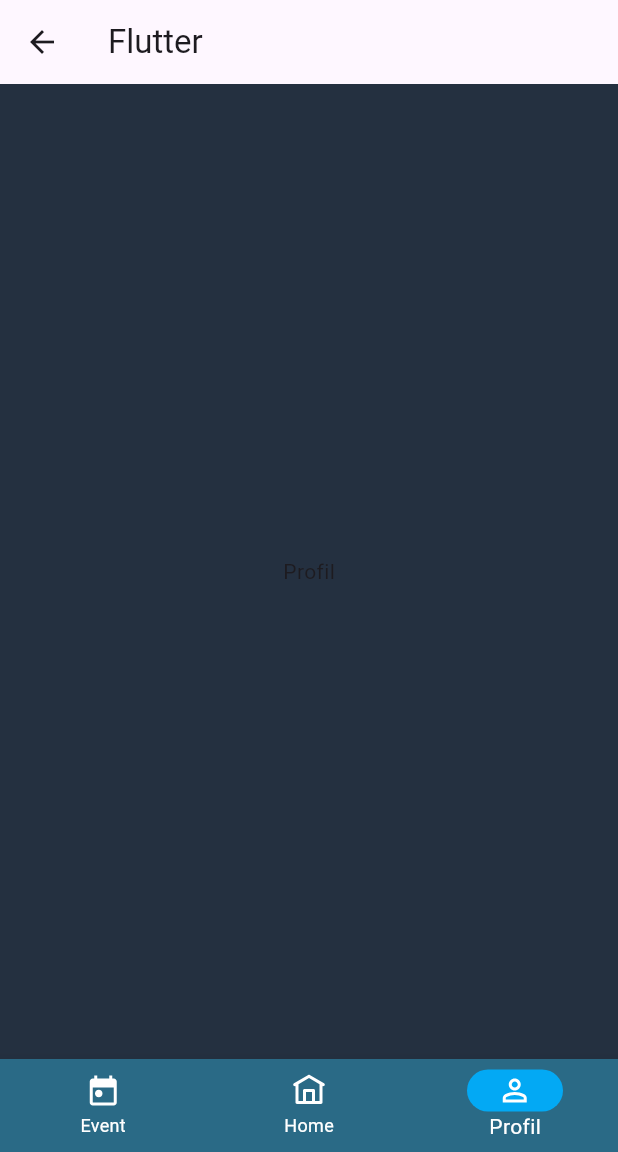
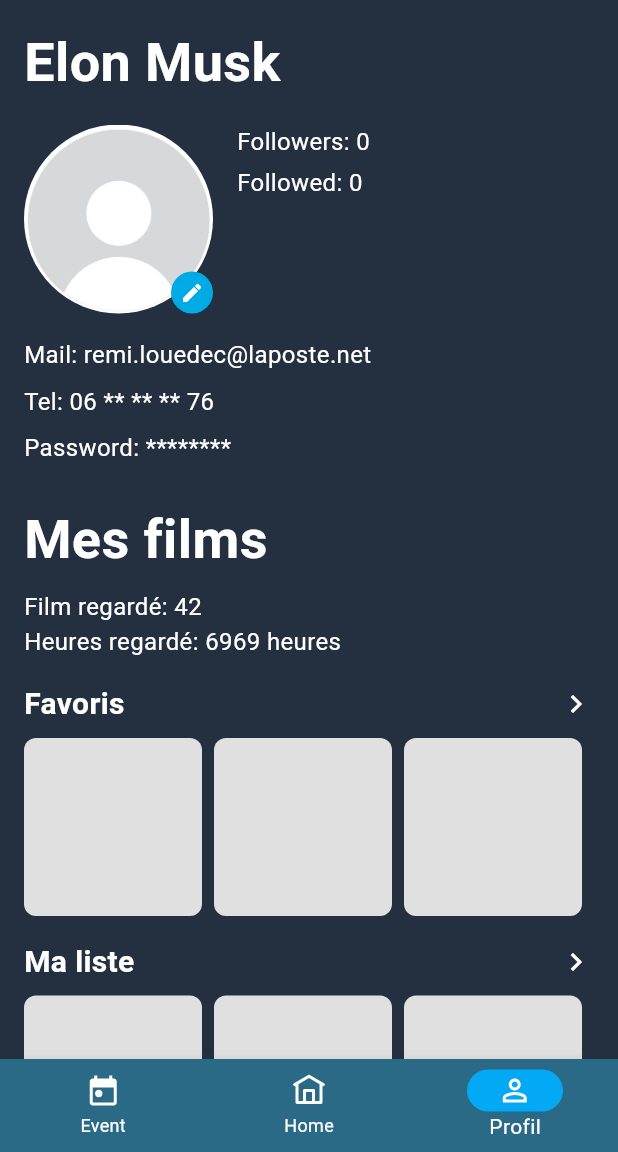
Before and after one commit to Projet-Final-5IRC/ProjetFinal, a Flutter app: the ProfilView screen opened by its route, on a phone screen of 412 x 824 dp, the part 84-1236 px from its top. Run offline on Flutter 3.47's test engine with Material 3 defaults, Android fonts, the phone set to English and light mode, and no system bars; our stand-ins replace auto_route, flutter_riverpod, flutter_svg, riverpod_annotation; generated files the repository leaves out were written again; statements that could not run were skipped.

Commit message:
squelette page profil

```diff
--- a/front-mobile/cinefouine/lib/modules/profil/view.dart
+++ b/front-mobile/cinefouine/lib/modules/profil/view.dart
@@ -10,12 +10,181 @@ class ProfilView extends ConsumerWidget {
   Widget build(BuildContext context, WidgetRef ref) {
     return Scaffold(
       backgroundColor: Color(0xFF243040),
-      appBar: AppBar(
-        title: const Text('Flutter'),
-      ),
-      body: Center(
-        child: Text("Profil")
+      body: SingleChildScrollView(
+        child: Padding(
+          padding: EdgeInsets.all(16.0),
+          child: Column(
+            crossAxisAlignment: CrossAxisAlignment.start,
+            children: [
+              const Text(
+                "Elon Musk",
+                style: TextStyle(
+                  fontSize: 36.0,
+                  fontWeight: FontWeight.bold,
+                  color: Colors.white,
+                ),
+              ),
+              const SizedBox(height: 16),
+              Row(
+                crossAxisAlignment: CrossAxisAlignment.start,
+                children: [
+                  Stack(
+                    children: [
+                      ClipOval(
+                        child: Container(
+                          width: 126.0,
+                          height: 126.0,
+                          child: Image.asset(
+                            'assets/images/default_avatar.jpg',
+                            fit: BoxFit.cover,
+                          ),
+                        ),
+                      ),
+                      Positioned(
+                        bottom: 0,
+                        right: 0,
+                        child: GestureDetector(
+                          onTap: () {
+                            print('Icône cliquée');
+                          },
+                          child: Container(
+                            padding: EdgeInsets.all(6.0),
+                            decoration: BoxDecoration(
+                              color: Color(0xFF00AAE5),
+                              shape: BoxShape.circle,
+                            ),
+                            child: Icon(
+                              Icons.edit,
+                              color: Colors.white,
+                              size: 16.0,
+                            ),
+                          ),
+                        ),
+                      ),
+                    ],
+                  ),
+                  const SizedBox(width: 16),
+                  Column(
+                    crossAxisAlignment: CrossAxisAlignment.start,
+                    children: [
+                      Text(
+                        "Followers: 0",
+                        style: TextStyle(
+                          fontSize: 16.0,
+                          color: Colors.white,
+                        ),
+                      ),
+                      const SizedBox(height: 4),
+                      Text(
+                        "Followed: 0",
+                        style: TextStyle(
+                          fontSize: 16.0,
+                          color: Colors.white,
+                        ),
+                      ),
+                    ],
+                  ),
+                ],
+              ),
+              const SizedBox(height: 16),
+              Text(
+                "Mail: remi.louedec@laposte.net",
+                style: TextStyle(
+                  fontSize: 16.0,
+                  color: Colors.white,
+                ),
+              ),
+              const SizedBox(height: 8),
+              Text(
+                "Tel: 06 ** ** ** 76",
+                style: TextStyle(
+                  fontSize: 16.0,
+                  color: Colors.white,
+                ),
+              ),
+              const SizedBox(height: 8),
+              Text(
+                "Password: ********",
+                style: TextStyle(
+                  fontSize: 16.0,
+                  color: Colors.white,
+                ),
+              ),
+              const SizedBox(height: 24),
+              Text(
+                "Mes films",
+                style: TextStyle(
+                  fontSize: 36.0,
+                  fontWeight: FontWeight.bold,
+                  color: Colors.white,
+                ),
+              ),
+              const SizedBox(height: 8),
+              Text(
+                "Film regardé: 42",
+                style: TextStyle(
+                  fontSize: 16.0,
+                  color: Colors.white,
+                ),
+              ),
+              Text(
+                "Heures regardé: 6969 heures",
+                style: TextStyle(
+                  fontSize: 16.0,
+                  color: Colors.white,
+                ),
+              ),
+              const SizedBox(height: 16),
+              _buildSection("Favoris",
+                  ["Harry Potter", "Stars wars", "Le seigneur des anneaux"]),
+              const SizedBox(height: 16),
+              _buildSection("Ma liste",
+                  ["Le hobbit", "Les tuchs", "Pirates des caraibes"]),
+            ],
+          ),
+        ),
       ),
     );
   }
+
+  Widget _buildSection(String title, List<String> items) {
+    return Column(
+      crossAxisAlignment: CrossAxisAlignment.start,
+      children: [
+        Row(
+          mainAxisAlignment: MainAxisAlignment.spaceBetween,
+          children: [
+            Text(
+              title,
+              style: TextStyle(
+                fontSize: 20.0,
+                fontWeight: FontWeight.bold,
+                color: Colors.white,
+              ),
+            ),
+            Icon(Icons.chevron_right, color: Colors.white),
+          ],
+        ),
+        const SizedBox(height: 8),
+        Row(
+          children: items
+              .map((item) => Expanded(
+                    child: Padding(
+                      padding: EdgeInsets.only(right: 8.0),
+                      child: AspectRatio(
+                        aspectRatio: 1,
+                        child: Container(
+                          decoration: BoxDecoration(
+                            color: Colors.grey[300],
+                            borderRadius: BorderRadius.circular(8),
+                          ),
+                        ),
+                      ),
+                    ),
+                  ))
+              .toList(),
+        ),
+      ],
+    );
+  }
 }
```
Also changed, not shown: front-mobile/cinefouine/assets/icons/edit_icon.svg (added), front-mobile/cinefouine/assets/images/default_avatar.jpg (added).
